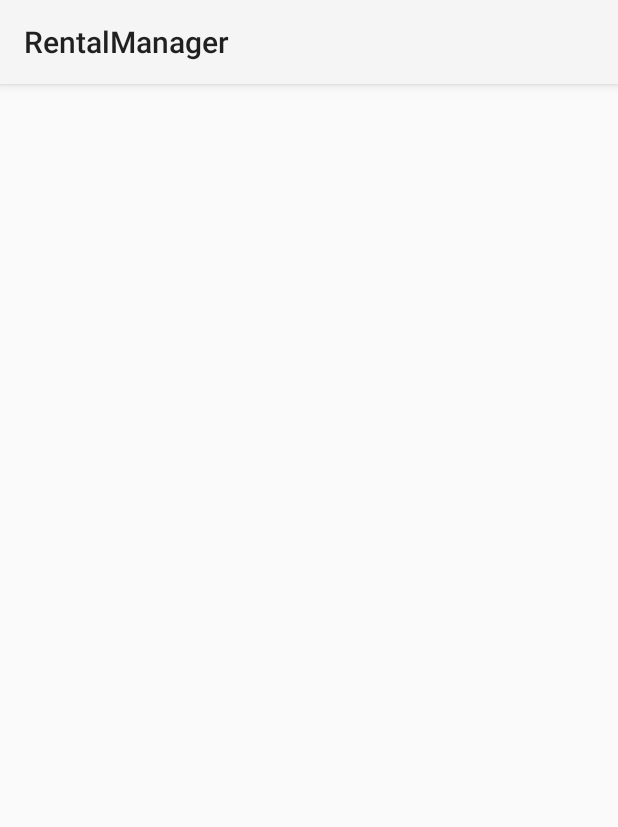
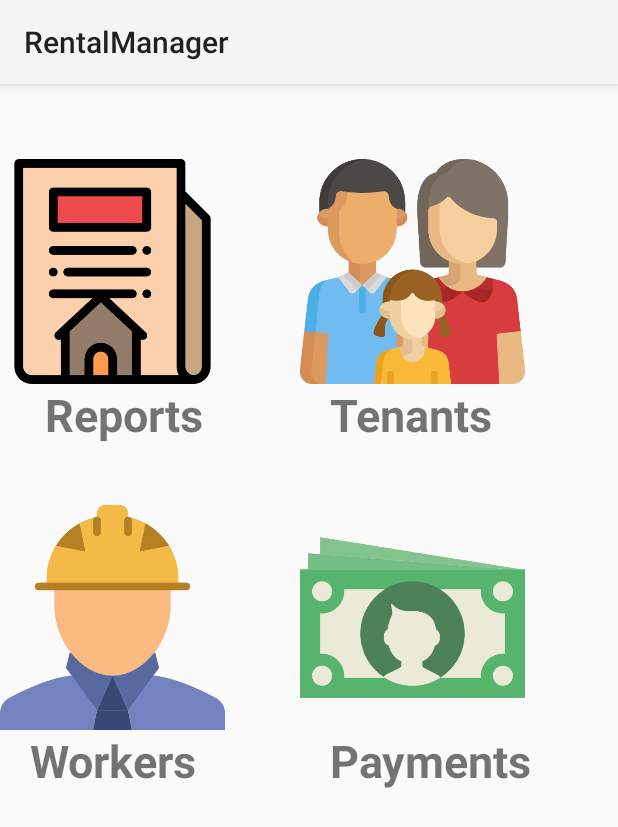
Before and after one commit to derrickwaweru/RentalManager, an Android app: the ManagerActivity screen opened directly, with no data from a screen before it, on a phone screen of 412 x 824 dp. Shown: the top 827 px of the screen. Run offline under Robolectric (Android 15) with nearby library versions, the phone set to English and light mode, and no system bars; our stand-ins replace ButterKnife.

Commit message:
Manager specialities

```diff
--- a/app/src/main/java/com/example/derrick/rentalmanager/ui/ManagerActivity.java
+++ b/app/src/main/java/com/example/derrick/rentalmanager/ui/ManagerActivity.java
@@ -1,18 +1,38 @@
 package com.example.derrick.rentalmanager.ui;
 
 import android.content.Intent;
+import android.os.Bundle;
 import android.support.v7.app.AppCompatActivity;
-import android.os.Bundle;
+import android.view.View;
+import android.widget.ImageView;
 
 import com.example.derrick.rentalmanager.R;
 
-public class ManagerActivity extends AppCompatActivity {
+import butterknife.Bind;
+import butterknife.ButterKnife;
+
+public class ManagerActivity extends AppCompatActivity implements View.OnClickListener {
+    @Bind(R.id.managerReportsImageView) ImageView mManagerReports;
+    @Bind(R.id.managerTenants) ImageView mManagerTenants;
+    @Bind(R.id.workersImageView) ImageView mWorkersImageView;
+    @Bind(R.id.managerPayments) ImageView mManagerPayments;
 
     @Override
     protected void onCreate(Bundle savedInstanceState) {
         super.onCreate(savedInstanceState);
         setContentView(R.layout.activity_manager);
+        ButterKnife.bind(this);
 
         Intent intent = getIntent();
+
+        mManagerReports.setOnClickListener(this);
+    }
+
+    @Override
+    public void  onClick(View v) {
+        if(v == mManagerReports) {
+            Intent intent = new Intent(ManagerActivity.this, ReportsActivity.class);
+            startActivity(intent);
+        }
     }
 }
--- a/app/src/main/res/layout/activity_manager.xml
+++ b/app/src/main/res/layout/activity_manager.xml
@@ -1,9 +1,88 @@
 <?xml version="1.0" encoding="utf-8"?>
-<android.support.constraint.ConstraintLayout xmlns:android="http://schemas.android.com/apk/res/android"
+<RelativeLayout xmlns:android="http://schemas.android.com/apk/res/android"
     xmlns:app="http://schemas.android.com/apk/res-auto"
     xmlns:tools="http://schemas.android.com/tools"
     android:layout_width="match_parent"
     android:layout_height="match_parent"
     tools:context="com.example.derrick.rentalmanager.ui.ManagerActivity">
 
-</android.support.constraint.ConstraintLayout>
+    <RelativeLayout
+        android:layout_width="wrap_content"
+        android:layout_height="wrap_content"
+        android:id="@+id/firstRelative"
+        android:layout_marginTop="50dp">
+
+        <ImageView
+            android:id="@+id/managerReportsImageView"
+            android:layout_width="150dp"
+            android:layout_height="150dp"
+            android:src="@drawable/newspaper" />
+
+        <TextView
+            android:layout_width="wrap_content"
+            android:layout_height="wrap_content"
+            android:text="Reports"
+            android:layout_below="@+id/managerReportsImageView"
+            android:layout_marginLeft="30dp"
+            android:textSize="30sp"
+            android:textStyle="bold" />
+
+        <ImageView
+            android:id="@+id/managerTenants"
+            android:layout_width="150dp"
+            android:layout_height="150dp"
+            android:src="@drawable/family"
+            android:layout_toRightOf="@+id/managerReportsImageView"
+            android:layout_marginLeft="50dp" />
+
+        <TextView
+            android:layout_width="wrap_content"
+            android:layout_height="wrap_content"
+            android:text="Tenants"
+            android:textSize="30sp"
+            android:textStyle="bold"
+            android:layout_below="@+id/managerTenants"
+            android:layout_marginLeft="220dp" />
+
+    </RelativeLayout>
+
+    <RelativeLayout
+        android:layout_width="wrap_content"
+        android:layout_height="wrap_content"
+        android:layout_below="@+id/firstRelative"
+        android:layout_marginTop="40dp">
+
+        <ImageView
+            android:id="@+id/workersImageView"
+            android:layout_width="150dp"
+            android:layout_height="150dp"
+            android:src="@drawable/workers" />
+
+        <TextView
+            android:layout_width="wrap_content"
+            android:layout_height="wrap_content"
+            android:text="Workers"
+            android:layout_below="@+id/workersImageView"
+            android:layout_marginLeft="20dp"
+            android:textSize="30sp"
+            android:textStyle="bold" />
+
+        <ImageView
+            android:id="@+id/managerPayments"
+            android:layout_width="150dp"
+            android:layout_height="150dp"
+            android:src="@drawable/notes"
+            android:layout_toRightOf="@id/workersImageView"
+            android:layout_marginLeft="50dp" />
+
+        <TextView
+            android:layout_width="wrap_content"
+            android:layout_height="wrap_content"
+            android:layout_below="@+id/managerPayments"
+            android:layout_marginLeft="220dp"
+            android:text="Payments"
+            android:textSize="30sp"
+            android:textStyle="bold" />
+
+    </RelativeLayout>
+</RelativeLayout>
```
Also changed, not shown: app/src/main/res/drawable/notes.png (added), app/src/main/res/drawable/workers.png (added).
